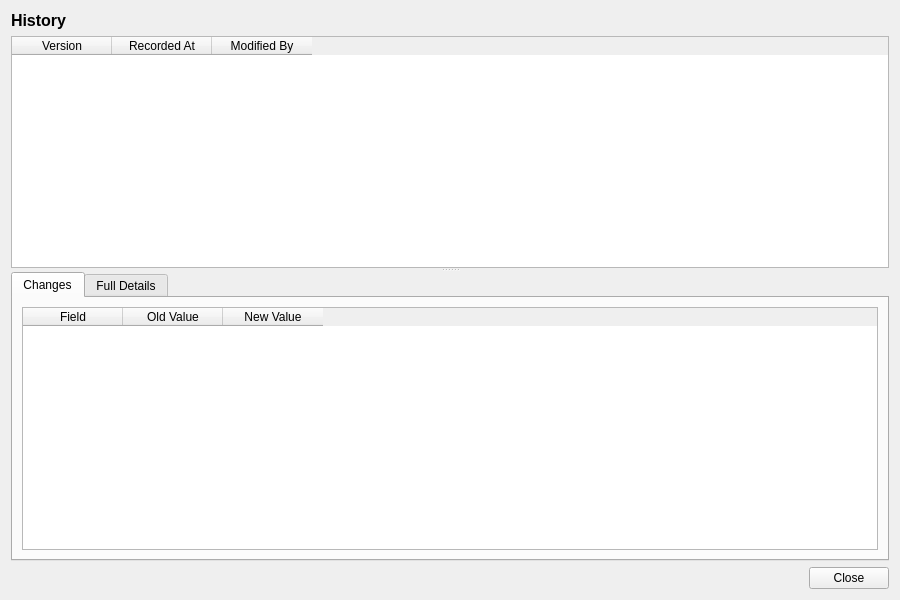
Qt form projects/ores.qt/api/ui/HistoryDialog.ui (OreStudio/OreStudio) before a commit.
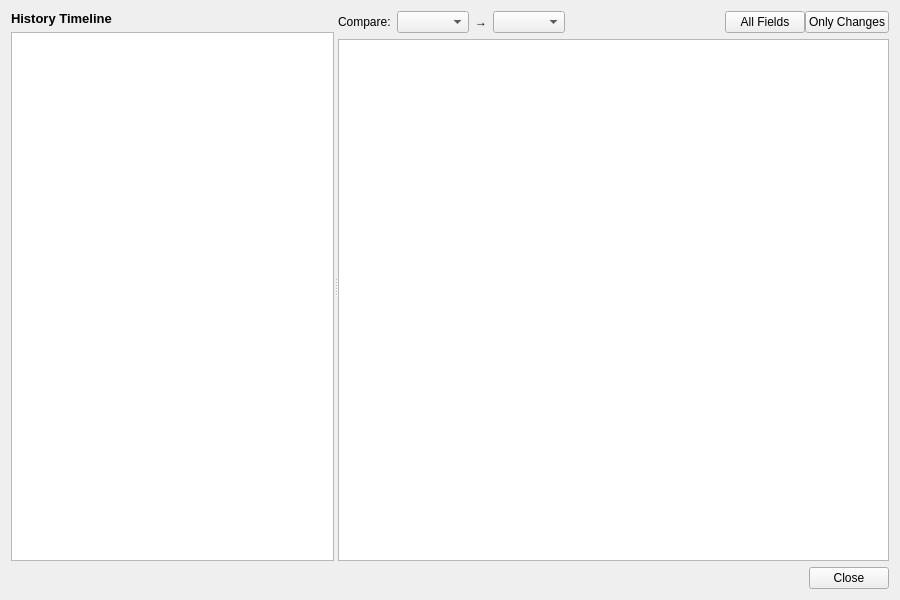
The same form after that commit.

Commit message: [qt,history,agile] Redesign HistoryDialog per Gemini review; close task 1EAE3E54

```diff
--- a/projects/ores.qt/api/ui/HistoryDialog.ui
+++ b/projects/ores.qt/api/ui/HistoryDialog.ui
@@ -14,58 +14,52 @@
    <string>History</string>
   </property>
   <layout class="QVBoxLayout" name="verticalLayout">
-   <item>
-    <widget class="QLabel" name="titleLabel">
-     <property name="font">
-      <font>
-       <pointsize>12</pointsize>
-       <bold>true</bold>
-      </font>
-     </property>
-     <property name="text">
-      <string>History</string>
-     </property>
-    </widget>
-   </item>
    <item>
     <widget class="QSplitter" name="splitter">
      <property name="orientation">
-      <enum>Qt::Vertical</enum>
+      <enum>Qt::Horizontal</enum>
      </property>
-     <widget class="QTableWidget" name="versionListWidget">
-      <property name="minimumHeight">
-       <number>150</number>
+     <widget class="QWidget" name="timelinePane">
+      <property name="minimumWidth">
+       <number>220</number>
       </property>
       <property name="maximumHeight">
        <number>250</number>
       </property>
-      <property name="alternatingRowColors">
-       <bool>true</bool>
-      </property>
-      <property name="editTriggers">
-       <set>QAbstractItemView::NoEditTriggers</set>
-      </property>
-      <property name="selectionMode">
-       <enum>QAbstractItemView::SingleSelection</enum>
-      </property>
-      <property name="selectionBehavior">
-       <enum>QAbstractItemView::SelectRows</enum>
-      </property>
-      <column>
-       <property name="text">
-        <string>Version</string>
+      <layout class="QVBoxLayout" name="timelinePaneLayout">
+       <property name="leftMargin">
+        <number>0</number>
        </property>
-      </column>
-      <column>
-       <property name="text">
-        <string>Recorded At</string>
+       <property name="topMargin">
+        <number>0</number>
        </property>
-      </column>
-      <column>
-       <property name="text">
-        <string>Modified By</string>
+       <property name="rightMargin">
+        <number>0</number>
        </property>
-      </column>
+       <property name="bottomMargin">
+        <number>0</number>
+       </property>
+       <item>
+        <widget class="QLabel" name="timelineHeaderLabel">
+         <property name="font">
+          <font>
+           <pointsize>10</pointsize>
+           <bold>true</bold>
+          </font>
+         </property>
+         <property name="text">
+          <string>History Timeline</string>
+         </property>
+        </widget>
+       </item>
+       <item>
+        <widget class="QListWidget" name="versionTimeline">
+         <property name="toolTip">
+          <string>Click a version to preview it against its predecessor.</string>
+         </property>
+        </widget>
+       </item>
+      </layout>
      </widget>
      <widget class="QWidget" name="detailWidget">
       <layout class="QVBoxLayout" name="detailLayout">
@@ -82,81 +76,73 @@
         <number>0</number>
        </property>
        <item>
-        <widget class="QTabWidget" name="tabWidget">
-         <property name="currentIndex">
-          <number>0</number>
+        <layout class="QHBoxLayout" name="diffPaneHeaderLayout">
+         <item>
+          <widget class="QLabel" name="compareLabel">
+           <property name="text">
+            <string>Compare:</string>
+           </property>
+          </widget>
+         </item>
+         <item>
+          <widget class="QComboBox" name="compareFromCombo">
+           <property name="toolTip">
+            <string>The older version.</string>
+           </property>
+          </widget>
+         </item>
+         <item>
+          <widget class="QLabel" name="compareArrowLabel">
+           <property name="text">
+            <string>→</string>
+           </property>
+          </widget>
+         </item>
+         <item>
+          <widget class="QComboBox" name="compareToCombo">
+           <property name="toolTip">
+            <string>The newer version.</string>
+           </property>
+          </widget>
+         </item>
+         <item>
+          <spacer name="diffPaneHeaderSpacer">
+           <property name="orientation">
+            <enum>Qt::Horizontal</enum>
+           </property>
+           <property name="sizeHint" stdset="0">
+            <size><width>40</width><height>20</height></size>
+           </property>
+          </spacer>
+         </item>
+         <item>
+          <layout class="QHBoxLayout" name="onlyChangesToggleLayout">
+           <property name="spacing">
+            <number>0</number>
+           </property>
+           <item>
+            <widget class="QPushButton" name="allFieldsToggle">
+             <property name="text">
+              <string>All Fields</string>
+             </property>
+            </widget>
+           </item>
+           <item>
+            <widget class="QPushButton" name="onlyChangesToggle">
+             <property name="text">
+              <string>Only Changes</string>
+             </property>
+            </widget>
+           </item>
+          </layout>
+         </item>
+        </layout>
+       </item>
+       <item>
+        <widget class="QTextBrowser" name="diffBrowser">
+         <property name="openExternalLinks">
+          <bool>false</bool>
          </property>
-         <widget class="QWidget" name="changesTab">
-          <attribute name="title">
-           <string>Changes</string>
-          </attribute>
-          <layout class="QVBoxLayout" name="changesTabLayout">
-           <item>
-            <widget class="QTableWidget" name="changesTableWidget">
-             <property name="editTriggers">
-              <set>QAbstractItemView::NoEditTriggers</set>
-             </property>
-             <property name="alternatingRowColors">
-              <bool>true</bool>
-             </property>
-             <property name="selectionMode">
-              <enum>QAbstractItemView::SingleSelection</enum>
-             </property>
-             <property name="selectionBehavior">
-              <enum>QAbstractItemView::SelectRows</enum>
-             </property>
-             <column>
-              <property name="text">
-               <string>Field</string>
-              </property>
-             </column>
-             <column>
-              <property name="text">
-               <string>Old Value</string>
-              </property>
-             </column>
-             <column>
-              <property name="text">
-               <string>New Value</string>
-              </property>
-             </column>
-            </widget>
-           </item>
-          </layout>
-         </widget>
-         <widget class="QWidget" name="fullDetailsTab">
-          <attribute name="title">
-           <string>Full Details</string>
-          </attribute>
-          <layout class="QVBoxLayout" name="fullDetailsTabLayout">
-           <item>
-            <widget class="QTableWidget" name="fullDetailsTableWidget">
-             <property name="editTriggers">
-              <set>QAbstractItemView::NoEditTriggers</set>
-             </property>
-             <property name="alternatingRowColors">
-              <bool>true</bool>
-             </property>
-             <property name="selectionMode">
-              <enum>QAbstractItemView::SingleSelection</enum>
-             </property>
-             <property name="selectionBehavior">
-              <enum>QAbstractItemView::SelectRows</enum>
-             </property>
-             <column>
-              <property name="text">
-               <string>Field</string>
-              </property>
-             </column>
-             <column>
-              <property name="text">
-               <string>Value</string>
-              </property>
-             </column>
-            </widget>
-           </item>
-          </layout>
-         </widget>
         </widget>
        </item>
       </layout>
```
Left out of the diff: 8 changed lines with no effect on the pictures. The commit also changes 50 other files.
